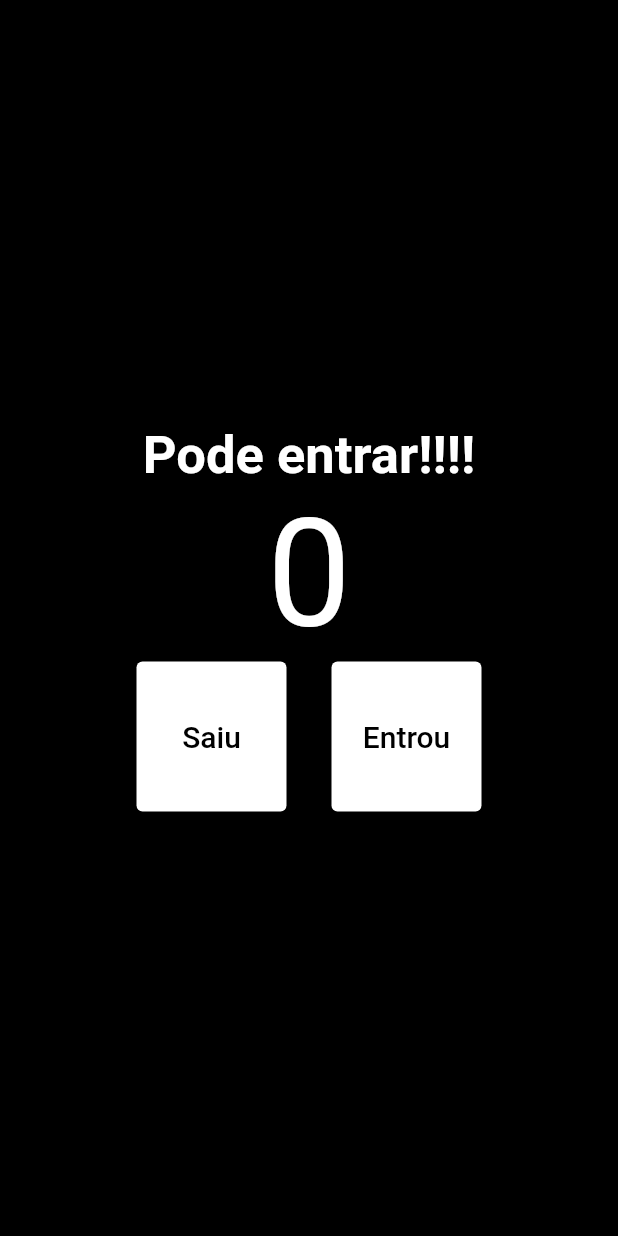
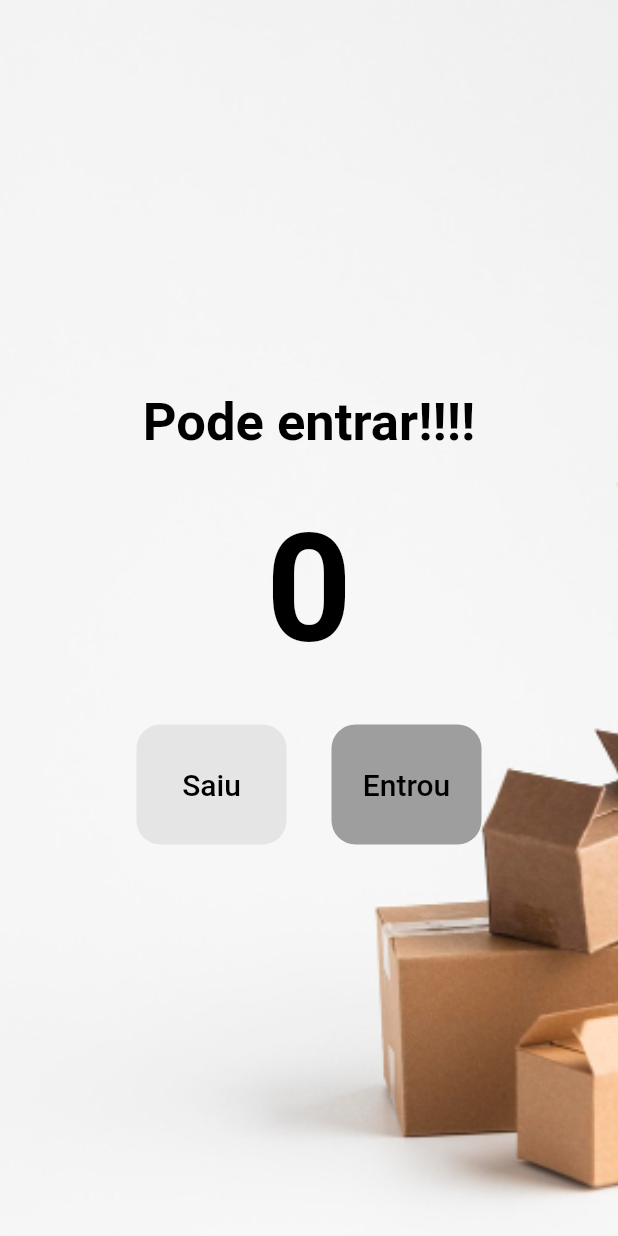
Before and after one commit to RezendeRafaelSC/contadorPessoas, a Flutter app: the screen it shows after launch, on a phone screen of 412 x 824 dp. Run offline on Flutter 3.47's test engine with Material 2 defaults, Android fonts, the phone set to English and light mode, and no system bars.

Commit message:
Terceiro dia de projeto e conclusão!

```diff
--- a/lib/main.dart
+++ b/lib/main.dart
@@ -2,6 +2,119 @@ import 'package:flutter/material.dart';
 
 void main() {
   runApp(const MyApp());
+}
+
+class HomePage extends StatefulWidget {
+  const HomePage({Key? key}) : super(key: key);
+
+  @override
+  State<HomePage> createState() => _HomePageState();
+}
+
+class _HomePageState extends State<HomePage> {
+  int contadorPessoas = 0;
+
+  void decrement() {
+    setState(() {
+      contadorPessoas--;
+    });
+    print(contadorPessoas);
+  }
+
+  void increment() {
+    setState(() {
+      contadorPessoas++;
+    });
+    print(contadorPessoas);
+  }
+
+  bool get isEmpty => contadorPessoas == 0;
+  bool get isFull => contadorPessoas == 20;
+
+  @override
+  Widget build(BuildContext context) {
+    return Scaffold(
+      backgroundColor: Colors.black,
+      body: Container(
+        decoration: const BoxDecoration(
+          image: DecorationImage(
+              image: AssetImage('assets/images/image.jpg'), fit: BoxFit.cover),
+        ),
+        child: Column(
+          mainAxisAlignment: MainAxisAlignment.center,
+          children: [
+            Text(
+              isFull ? 'Está lotado!' : 'Pode entrar!!!!',
+              style: const TextStyle(
+                fontSize: 35,
+                color: Colors.black,
+                fontWeight: FontWeight.w700,
+              ),
+            ),
+            const SizedBox(
+              height: 32,
+            ),
+            Text(
+              contadorPessoas.toString(),
+              style: const TextStyle(
+                fontSize: 100,
+                color: Colors.black,
+                fontWeight: FontWeight.w700,
+              ),
+            ),
+            const SizedBox(
+              height: 32,
+            ),
+            Row(
+              mainAxisAlignment: MainAxisAlignment.center,
+              children: [
+                TextButton(
+                  onPressed: isEmpty ? null : decrement,
+                  style: TextButton.styleFrom(
+                    backgroundColor:
+                        isEmpty ? Colors.grey.withOpacity(0.2) : Colors.grey,
+                    fixedSize: const Size(100, 80),
+                    primary: Colors.red,
+                    shape: RoundedRectangleBorder(
+                        borderRadius: BorderRadius.circular(16)),
+                  ),
+                  child: const Text(
+                    'Saiu',
+                    style: TextStyle(
+                      fontSize: 20,
+                      color: Colors.black,
+                    ),
+                  ),
+                ),
+                const SizedBox(
+                  width: 30,
+                ),
+                TextButton(
+                  onPressed: isFull ? null : increment,
+                  style: TextButton.styleFrom(
+                    backgroundColor:
+                        isFull ? Colors.grey.withOpacity(0.2) : Colors.grey,
+                    fixedSize: const Size(100, 80),
+                    primary: Colors.green,
+                    shape: RoundedRectangleBorder(
+                        borderRadius: BorderRadius.circular(16)),
+                  ), //TextButton styleFrom
+
+                  child: const Text(
+                    'Entrou',
+                    style: TextStyle(
+                      fontSize: 20,
+                      color: Colors.black,
+                    ),
+                  ),
+                ),
+              ], //Children
+            ),
+          ],
+        ),
+      ),
+    );
+  }
 }
 
 class MyApp extends StatelessWidget {
@@ -15,80 +128,3 @@ class MyApp extends StatelessWidget {
     );
   }
 }
-
-class HomePage extends StatelessWidget {
-  const HomePage({Key? key}) : super(key: key);
-
-  void decrement() {
-    debugPrint('Saiu');
-  }
-
-  void increment() {
-    debugPrint('Entrou');
-  }
-
-  @override
-  Widget build(BuildContext context) {
-    return Scaffold(
-      backgroundColor: Colors.black,
-      body: Column(
-        mainAxisAlignment: MainAxisAlignment.center,
-        children: [
-          const Text(
-            'Pode entrar!!!!',
-            style: TextStyle(
-              fontSize: 35,
-              color: Colors.white,
-              fontWeight: FontWeight.w700,
-            ),
-          ),
-          const Text(
-            '0',
-            style: TextStyle(
-              fontSize: 100,
-              color: Colors.white,
-            ),
-          ),
-          Row(
-            mainAxisAlignment: MainAxisAlignment.center,
-            children: [
-              TextButton(
-                onPressed: decrement,
-                style: TextButton.styleFrom(
-                  backgroundColor: Colors.white,
-                  fixedSize: const Size(100, 100),
-                  primary: Colors.red,
-                ),
-                child: const Text(
-                  'Saiu',
-                  style: TextStyle(
-                    fontSize: 20,
-                    color: Colors.black,
-                  ),
-                ),
-              ),
-              const SizedBox(
-                width: 30,
-              ),
-              TextButton(
-                onPressed: increment,
-                style: TextButton.styleFrom(
-                  backgroundColor: Colors.white,
-                  fixedSize: const Size(100, 100),
-                  primary: Colors.green,
-                ), //TextButton styleFrom
-                child: const Text(
-                  'Entrou',
-                  style: TextStyle(
-                    fontSize: 20,
-                    color: Colors.black,
-                  ),
-                ),
-              ),
-            ], //Children
-          ),
-        ],
-      ),
-    );
-  }
-}
```
Also changed, not shown: pubspec.yaml (+7 -1 lines), assets/icons/contador.png (added), assets/images/image.jpg (added), pubspec.lock, 5 other files.
